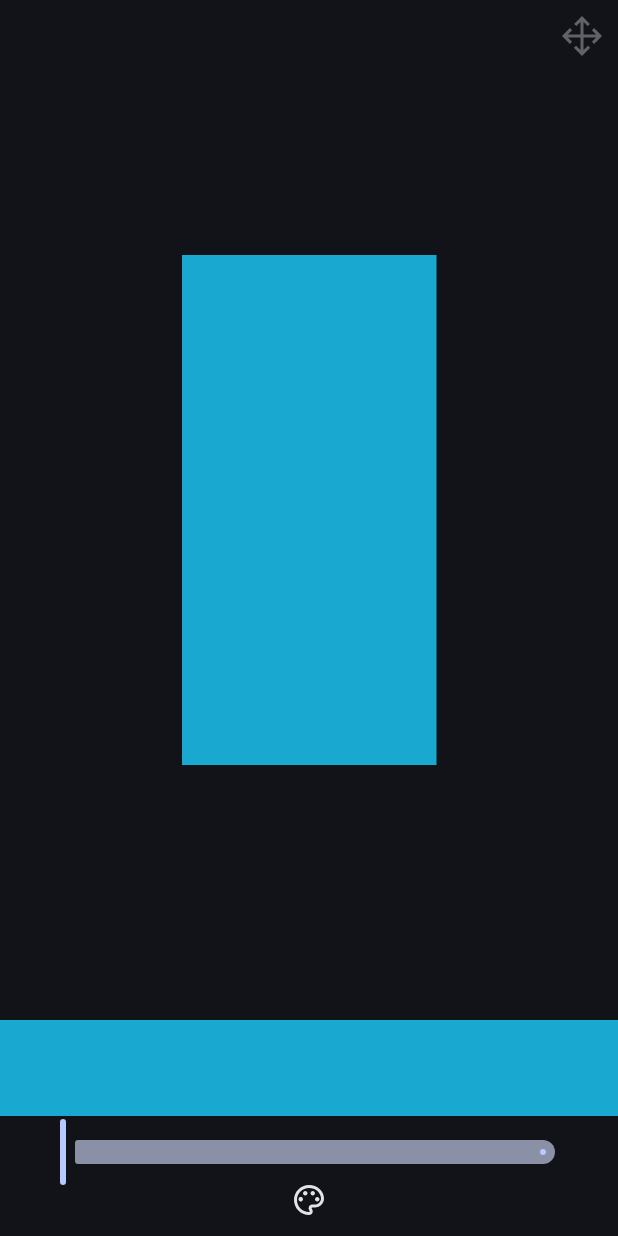
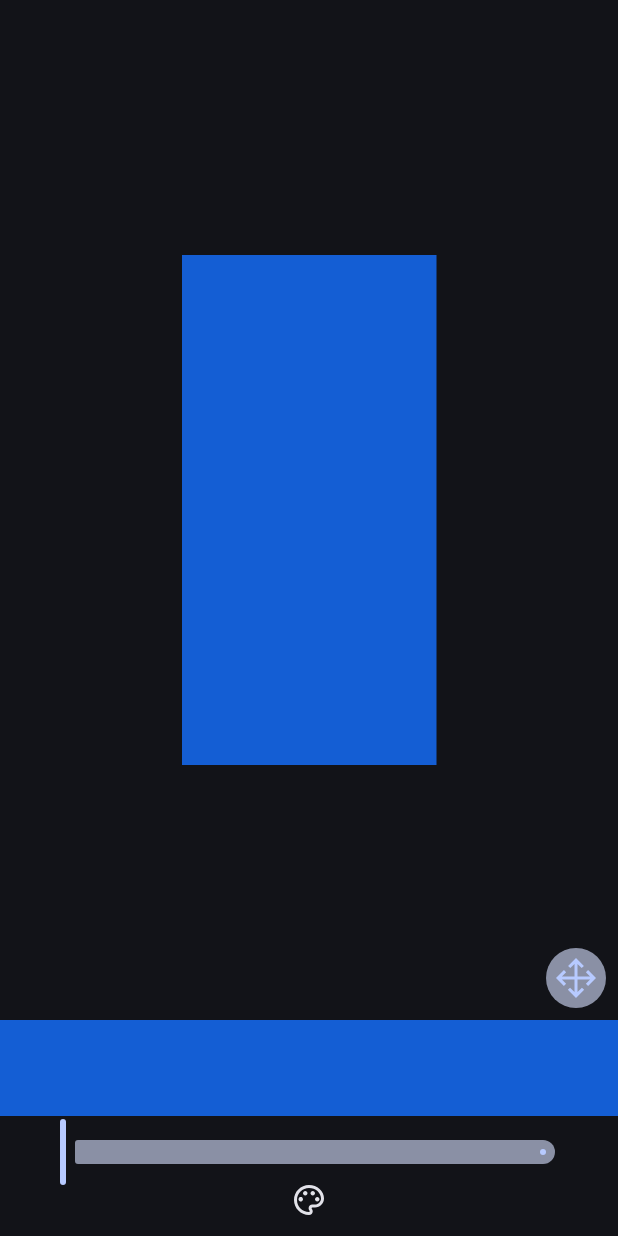
Before and after one commit to vaanw/copixelate, an Android app built with Jetpack Compose: the @Preview function ArtScreenPreview, on a phone screen of 412 x 824 dp. Run offline under Robolectric (Android 15) with nearby library versions, the phone set to English and light mode, and no system bars.

Commit message:
Improve pan/zoom button accessibility (#71)

```diff
--- a/app/src/main/java/com/copixelate/ui/screens/art/ArtScreen.kt
+++ b/app/src/main/java/com/copixelate/ui/screens/art/ArtScreen.kt
@@ -136,7 +136,8 @@
                 transformable = transformEnabled,
                 onUpdateTransformable = onTransformEnableChange,
                 modifier = Modifier
-                    .align(Alignment.TopEnd)
+                    .align(Alignment.BottomEnd)
+                    .padding(4.dp)
             )
 
         }
@@ -263,8 +264,6 @@
 
     Row(modifier = modifier) {
 
-        val bgColor = MaterialTheme.colorScheme.background
-
         // Enable transformable-mode (pan & zoom)
         IconToggleButton(
             checked = transformable,
@@ -272,8 +271,8 @@
                 onUpdateTransformable(newValue)
             },
             colors = IconButtonDefaults.iconToggleButtonColors(
-                containerColor = bgColor,
-                checkedContainerColor = bgColor,
+                containerColor = MaterialTheme.colorScheme.background,
+                checkedContainerColor = MaterialTheme.colorScheme.secondaryContainer,
                 contentColor = LocalContentColor.current.disable()
             )
         ) {
@@ -509,7 +508,7 @@
     var brushSize by remember { mutableIntStateOf(artSpace.state.brushSize) }
 
     var transformState by remember { mutableStateOf(TransformState(scale = 0.5f)) }
-    var transformEnabled by remember { mutableStateOf(false) }
+    var transformEnabled by remember { mutableStateOf(true) }
 
     PreviewSurface {
         ArtScreenContent(
```
